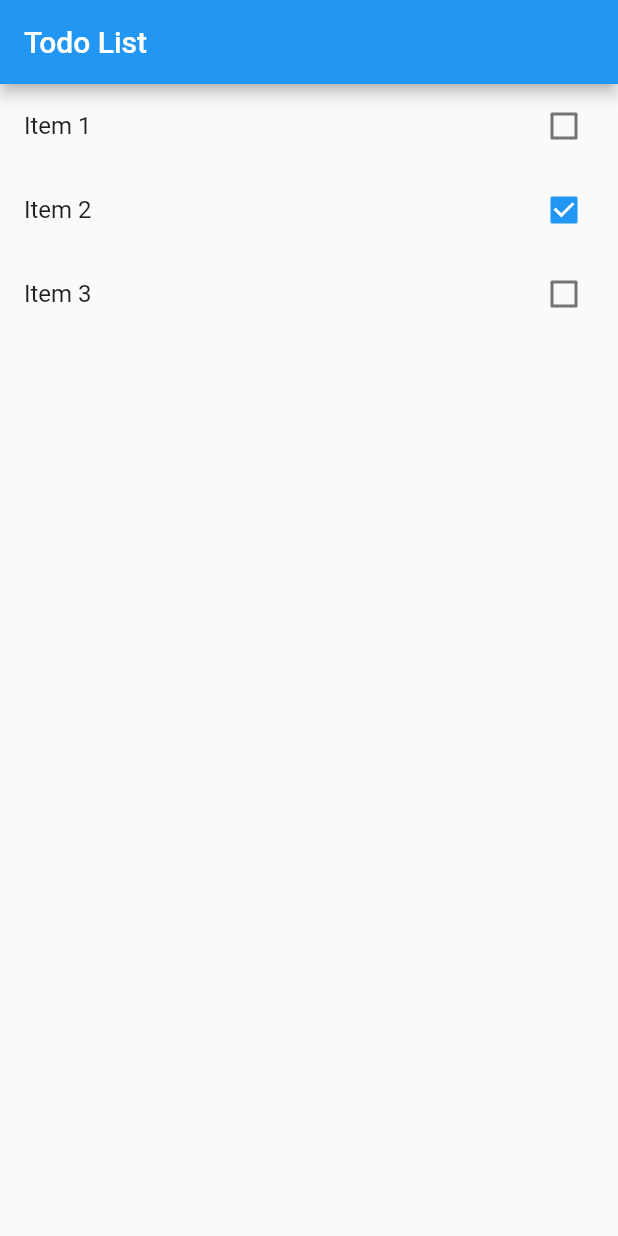
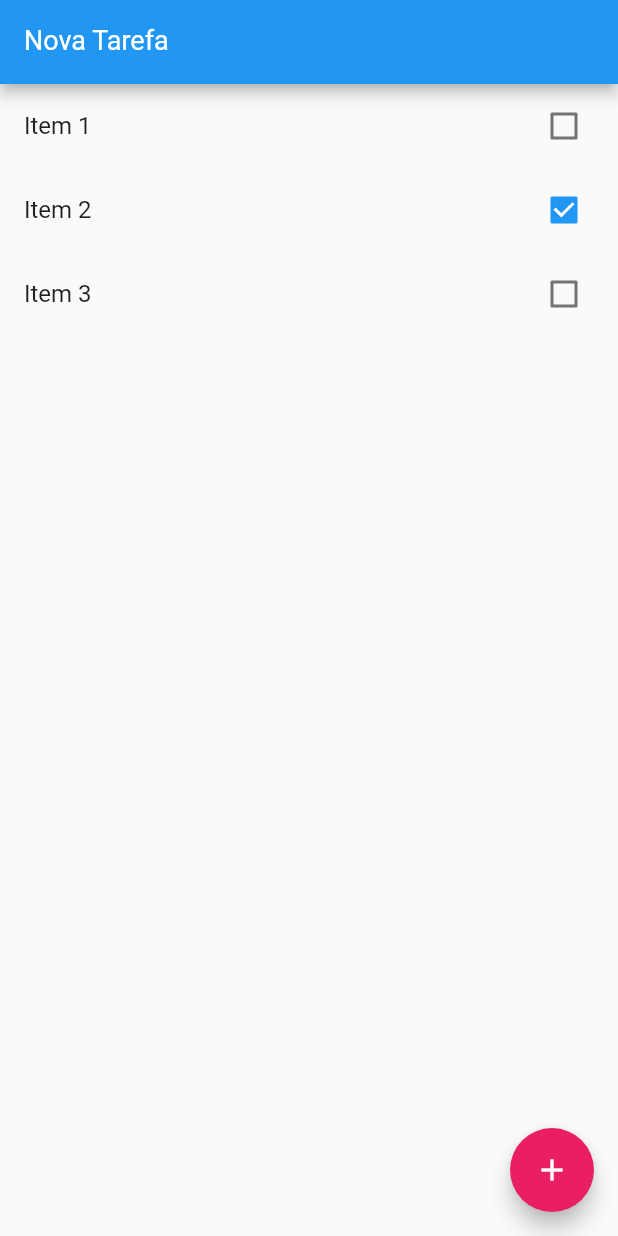
Before and after one commit to Douglas-code/TodoAppMobile, a Flutter app: the screen it shows after launch, on a phone screen of 412 x 824 dp. Run offline on Flutter 3.47's test engine with Material 2 defaults, Android fonts, the phone set to English and light mode, and no system bars.

```diff
--- a/lib/main.dart
+++ b/lib/main.dart
@@ -35,11 +35,36 @@ class HomePage extends StatefulWidget {
 }
 
 class _HomePageState extends State<HomePage> {
+  TextEditingController newTaskController = new TextEditingController();
+
+  void add() {
+    if (newTaskController.text.isEmpty) return;
+    setState(() {
+      widget.items.add(
+        Item(
+          title: newTaskController.text,
+          done: false,
+        ),
+      );
+      newTaskController.clear();
+    });
+  }
+
   @override
   Widget build(BuildContext context) {
     return Scaffold(
       appBar: AppBar(
-        title: Text("Todo List"),
+        title: TextFormField(
+          controller: newTaskController,
+          keyboardType: TextInputType.text,
+          style: TextStyle(
+            color: Colors.white,
+            fontSize: 18,
+          ),
+          decoration: InputDecoration(
+              labelText: "Nova Tarefa",
+              labelStyle: TextStyle(color: Colors.white)),
+        ),
       ),
       body: ListView.builder(
         itemCount: widget.items.length,
@@ -57,6 +82,11 @@ class _HomePageState extends State<HomePage> {
           );
         },
       ),
+      floatingActionButton: FloatingActionButton(
+        onPressed: add,
+        child: Icon(Icons.add),
+        backgroundColor: Colors.pink,
+      ),
     );
   }
 }
```
